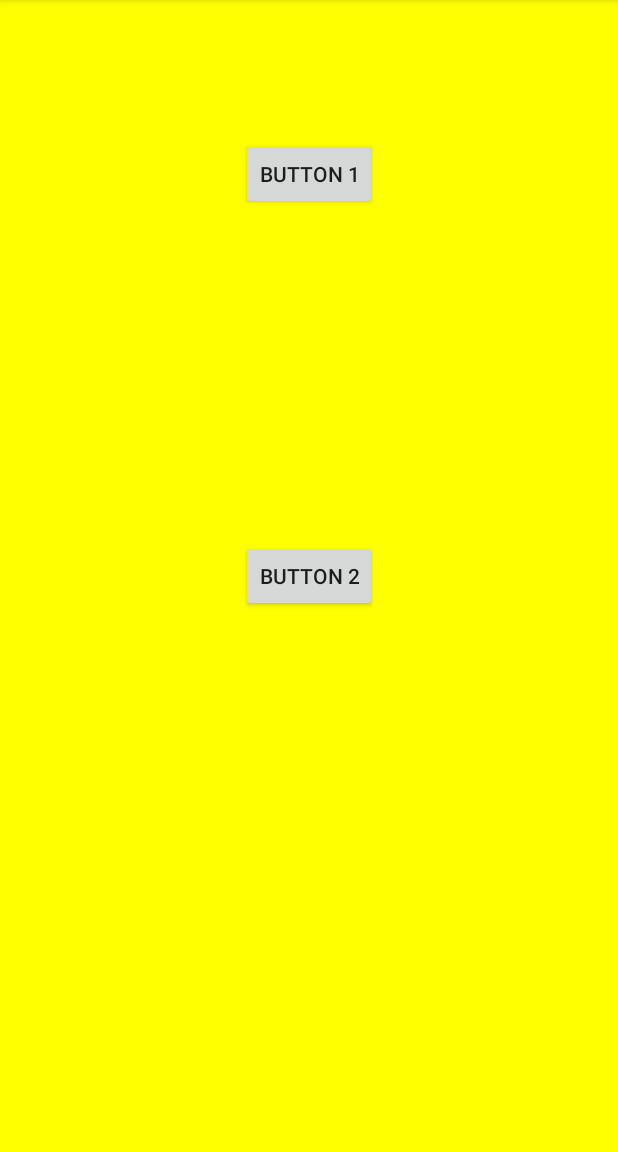
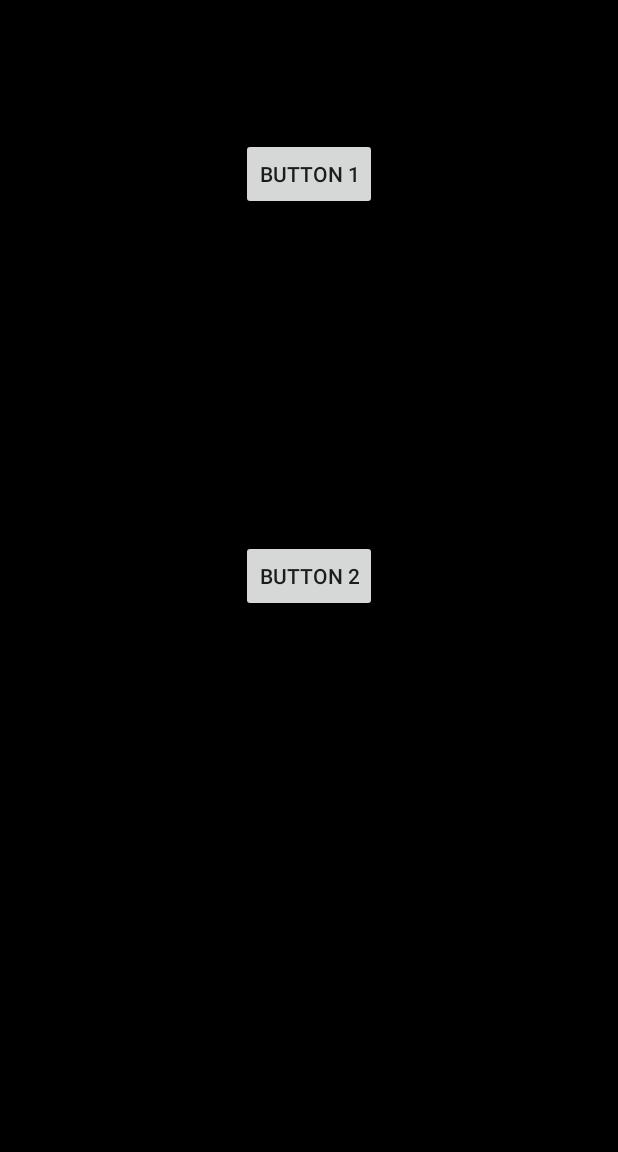
Before and after one commit to fffrowies/EventHandlingActivity, an Android app: the screen it shows after launch (MainActivity), after a tap on "BUTTON 1", on a phone screen of 412 x 824 dp, the part 84-1236 px from its top. Run offline under Robolectric (Android 15) with nearby library versions, the phone set to English and light mode, and no system bars.

Commit message:
Handling Event using onClick attribute

```diff
--- a/app/src/main/java/com/fffrowies/eventhandlingactivity/MainActivity.java
+++ b/app/src/main/java/com/fffrowies/eventhandlingactivity/MainActivity.java
@@ -3,38 +3,27 @@ package com.fffrowies.eventhandlingactivity;
 import android.graphics.Color;
 import android.support.v7.app.AppCompatActivity;
 import android.os.Bundle;
-import android.util.Log;
 import android.view.View;
-import android.widget.Button;
 import android.widget.RelativeLayout;
 
 public class MainActivity extends AppCompatActivity {
 
     private static final String TAG = MainActivity.class.getSimpleName();
+    private RelativeLayout relativeLayout;
 
     @Override
     protected void onCreate(Bundle savedInstanceState) {
         super.onCreate(savedInstanceState);
         setContentView(R.layout.activity_main);
 
-        final RelativeLayout relativeLayout = findViewById(R.id.relativeLayout);
+        relativeLayout = findViewById(R.id.relativeLayout);
+    }
 
-        Button button1 = findViewById(R.id.button1);
-        Button button2 = findViewById(R.id.button2);
+    public void changeToBlack(View view) {
+        relativeLayout.setBackgroundColor(Color.BLACK);
+    }
 
-        // new View.OnClickListener() {...} - It refers to an Object that implements an interface.
-        button1.setOnClickListener(new View.OnClickListener() {
-            @Override
-            public void onClick(View v) {
-                relativeLayout.setBackgroundColor(Color.YELLOW);
-            }
-        });
-
-        button2.setOnClickListener(new View.OnClickListener() {
-            @Override
-            public void onClick(View v) {
-                relativeLayout.setBackgroundColor(Color.RED);
-            }
-        });
+    public void changeToGray(View view) {
+        relativeLayout.setBackgroundColor(Color.GRAY);
     }
 }
--- a/app/src/main/res/layout/activity_main.xml
+++ b/app/src/main/res/layout/activity_main.xml
@@ -14,6 +14,7 @@
         android:layout_alignParentTop="true"
         android:layout_centerHorizontal="true"
         android:layout_marginTop="92dp"
+        android:onClick="changeToBlack"
         android:text="Button 1"/>
 
     <Button
@@ -22,6 +23,7 @@
         android:layout_height="wrap_content"
         android:layout_centerHorizontal="true"
         android:layout_centerVertical="true"
+        android:onClick="changeToGray"
         android:text="Button 2"/>
 
 </RelativeLayout>
```
